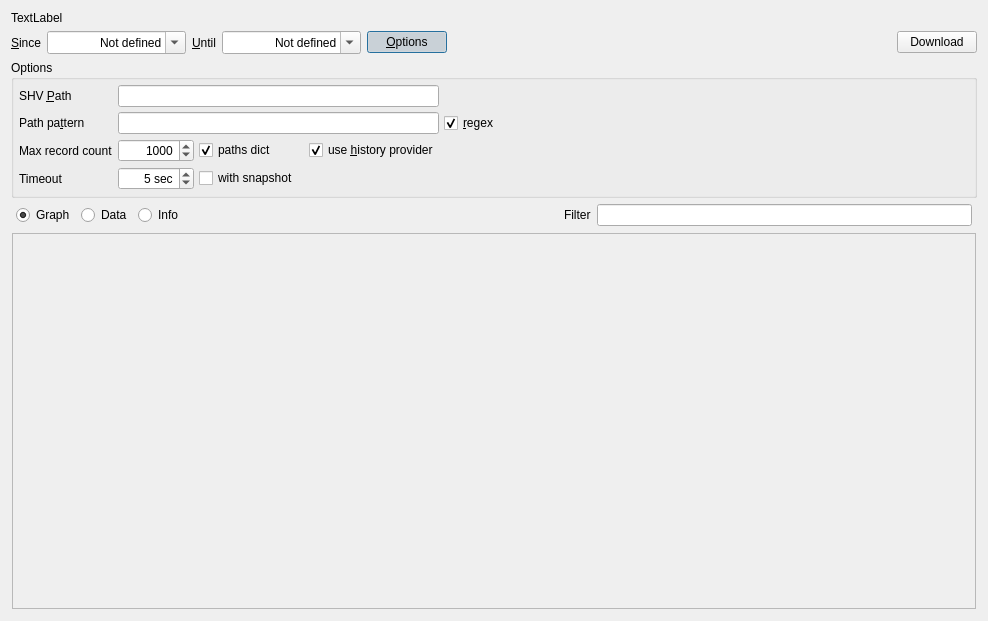
The window that libshvvisu/src/logview/dlgloginspector.ui (syyyr/libshv) describes before a commit, drawn with Qt 5.
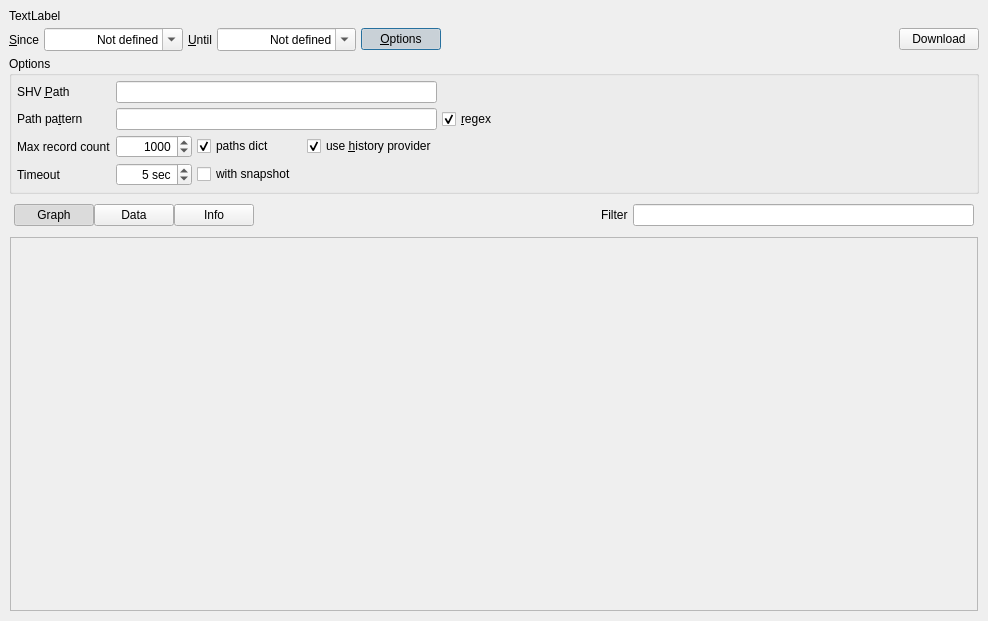
The same window after the commit. Custom widgets are drawn as their Qt base class.

Commit message: DlgLogInspector: regular expr for data filter

```diff
--- a/libshvvisu/src/logview/dlgloginspector.ui
+++ b/libshvvisu/src/logview/dlgloginspector.ui
@@ -14,6 +14,21 @@
    <string>Dialog</string>
   </property>
   <layout class="QVBoxLayout" name="verticalLayout">
+   <property name="spacing">
+    <number>5</number>
+   </property>
+   <property name="leftMargin">
+    <number>9</number>
+   </property>
+   <property name="topMargin">
+    <number>9</number>
+   </property>
+   <property name="rightMargin">
+    <number>9</number>
+   </property>
+   <property name="bottomMargin">
+    <number>9</number>
+   </property>
    <item>
     <widget class="QLabel" name="lblInfo">
      <property name="text">
@@ -290,42 +305,67 @@
      <property name="frameShadow">
       <enum>QFrame::Raised</enum>
      </property>
+     <layout class="QHBoxLayout" name="horizontalLayout_4">
+      <property name="spacing">
+       <number>5</number>
+      </property>
+      <property name="leftMargin">
+       <number>5</number>
+      </property>
+      <property name="topMargin">
+       <number>5</number>
+      </property>
+      <property name="rightMargin">
+       <number>5</number>
+      </property>
+      <property name="bottomMargin">
+       <number>5</number>
+      </property>
+      <item>
      <layout class="QHBoxLayout" name="horizontalLayout_3">
-      <property name="leftMargin">
-       <number>5</number>
-      </property>
-      <property name="topMargin">
-       <number>0</number>
-      </property>
-      <property name="rightMargin">
-       <number>5</number>
-      </property>
-      <property name="bottomMargin">
+        <property name="spacing">
        <number>0</number>
       </property>
       <item>
-       <widget class="QRadioButton" name="btTabGraph">
+         <widget class="QPushButton" name="btTabGraph">
         <property name="text">
          <string>Graph</string>
         </property>
+          <property name="checkable">
+           <bool>true</bool>
+          </property>
         <property name="checked">
          <bool>true</bool>
         </property>
        </widget>
       </item>
       <item>
-       <widget class="QRadioButton" name="btTabData">
+         <widget class="QPushButton" name="btTabData">
         <property name="text">
          <string>Data</string>
         </property>
+          <property name="checkable">
+           <bool>true</bool>
+          </property>
+          <property name="autoExclusive">
+           <bool>true</bool>
+          </property>
        </widget>
       </item>
       <item>
-       <widget class="QRadioButton" name="btTabInfo">
+         <widget class="QPushButton" name="btTabInfo">
         <property name="text">
          <string>Info</string>
         </property>
-       </widget>
+          <property name="checkable">
+           <bool>true</bool>
+          </property>
+          <property name="autoExclusive">
+           <bool>true</bool>
+          </property>
+         </widget>
+        </item>
+       </layout>
       </item>
       <item>
        <spacer name="horizontalSpacer_4">
@@ -389,8 +429,8 @@
            <rect>
             <x>0</x>
             <y>0</y>
-            <width>958</width>
-            <height>270</height>
+            <width>966</width>
+            <height>279</height>
            </rect>
           </property>
          </widget>
```
Left out of the diff: 3 changed lines with no effect on the pictures. Lines whose indentation alone changed are shown as unchanged. The commit also changes 1 other file.
